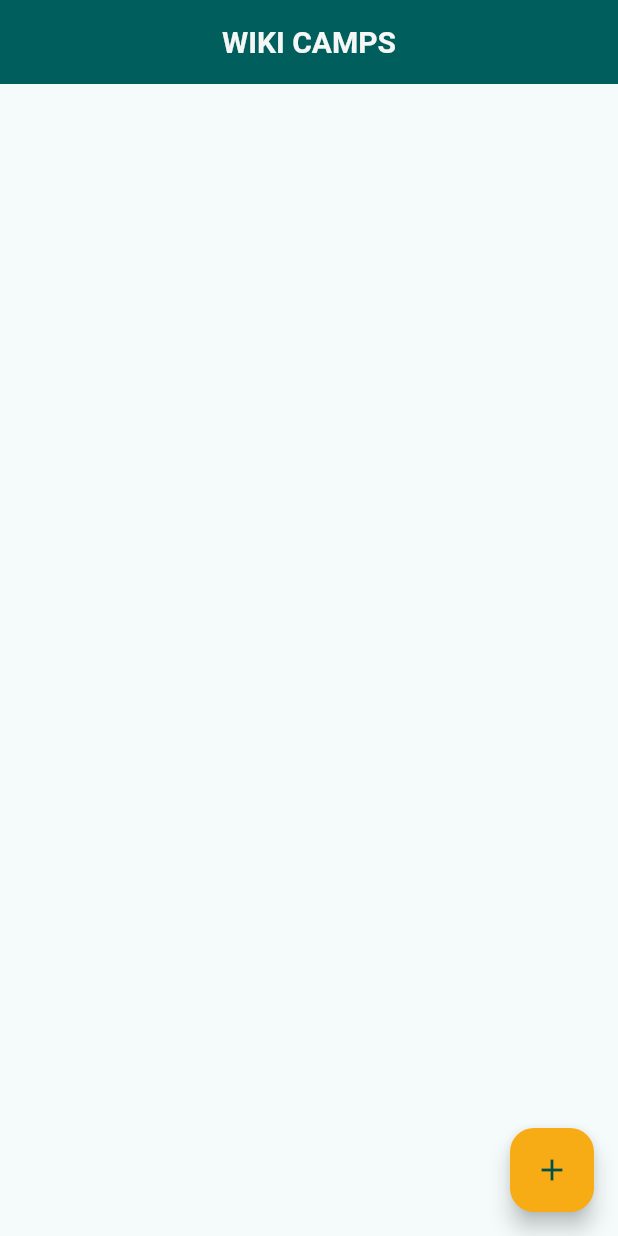
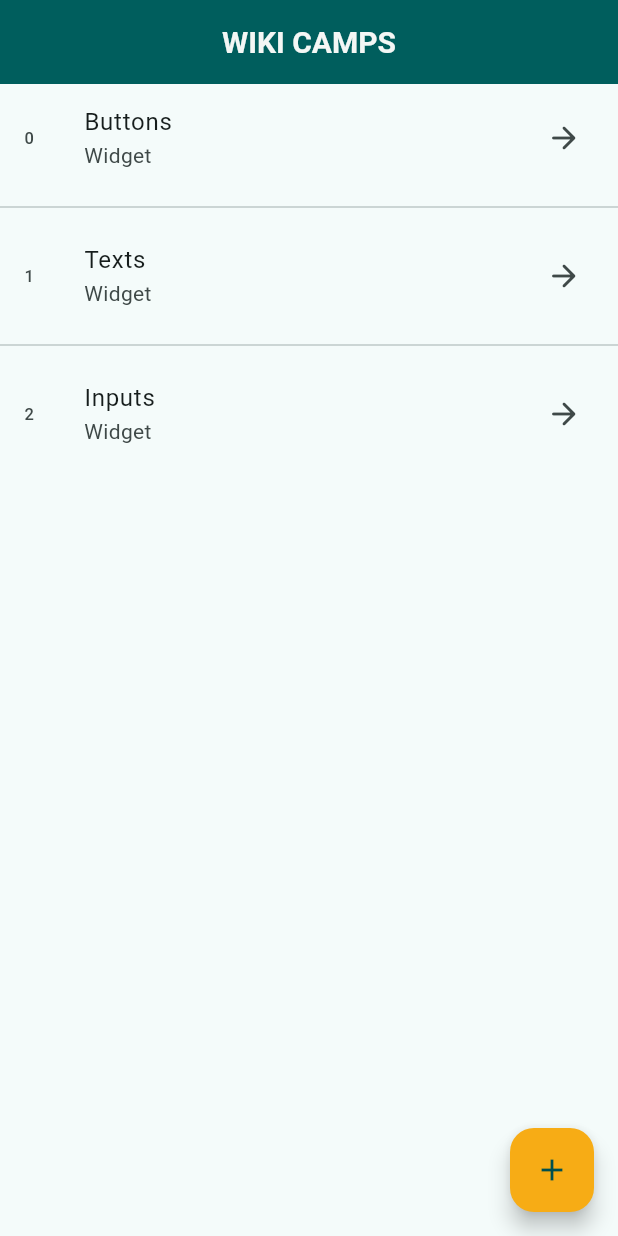
Before and after one commit to anathkalla/widget_catalog_flutter, a Flutter app: the screen it shows after launch, on a phone screen of 412 x 824 dp. Run offline on Flutter 3.47's test engine with Material 2 defaults, Android fonts, the phone set to English and light mode, and no system bars; Roboto replaces fonts that are missing (Kanit).

Commit message:
Add Listview to showcase widget catalog

```diff
--- /dev/null
+++ b/lib/list_view_items.dart
@@ -0,0 +1,25 @@
+import 'package:flutter/material.dart';
+
+class WidgetListItem extends StatelessWidget {
+  final int index;
+  final String listTitle;
+  static const String listSubTitle = "Widget";
+
+  const WidgetListItem({
+    super.key,
+    required this.index,
+    required this.listTitle,
+  });
+
+  @override
+  Widget build(BuildContext context) {
+    return ListTile(
+      leading: Text(index.toString()),
+      title: Text(listTitle),
+      subtitle: const Text(listSubTitle),
+      trailing: const Icon(Icons.arrow_forward_rounded),
+    );
+  }
+}
+
+final List widgetsList = ['Buttons', 'Texts', 'Inputs'];
--- a/lib/screens/home_page.dart
+++ b/lib/screens/home_page.dart
@@ -1,5 +1,6 @@
 import 'package:flutter/material.dart';
 import '../global/global.dart';
+import '../list_view_items.dart';
 import '../utils/custom_snackbar.dart';
 
 class MyHomePage extends StatelessWidget {
@@ -27,6 +28,23 @@ class MyHomePage extends StatelessWidget {
         },
         child: const Icon(Icons.add),
       ),
+      body: ListView.separated(
+        itemCount: widgetsList.length,
+        // reverse: false,
+        // itemExtent: 100,
+        scrollDirection: Axis.vertical,
+        itemBuilder: (context, index) {
+          return WidgetListItem(
+            index: index,
+            listTitle: widgetsList[index],
+          );
+        },
+        separatorBuilder: (context, index) {
+          return const Divider(
+            height: 20,
+          );
+        },
+      ),
     );
   }
 }
```
